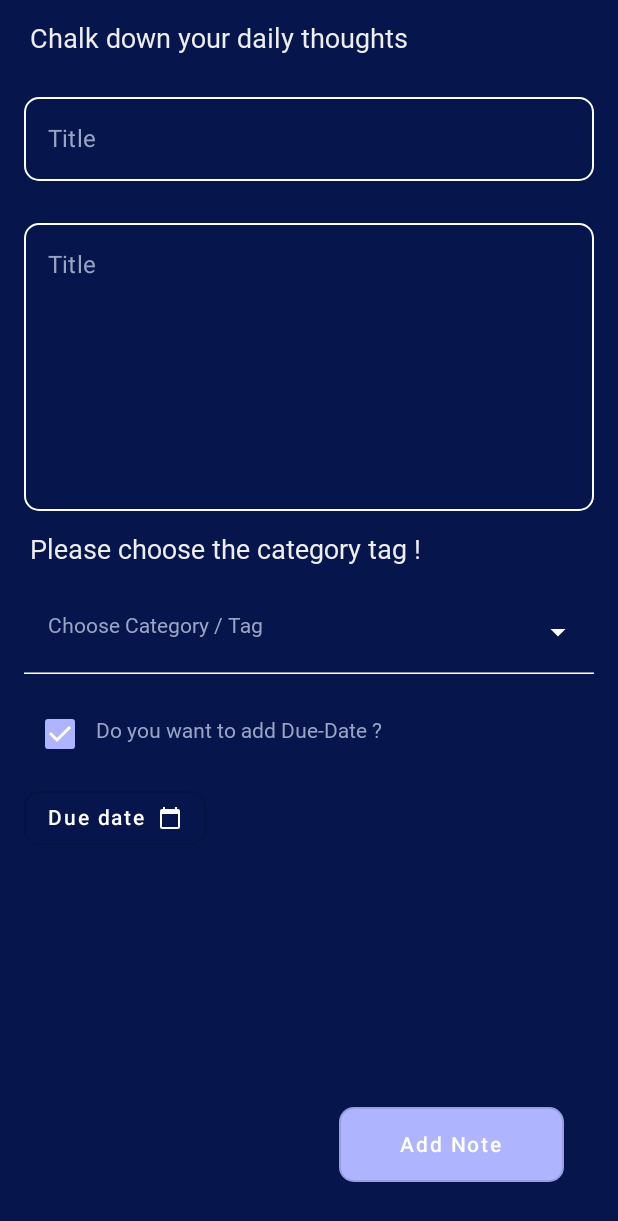
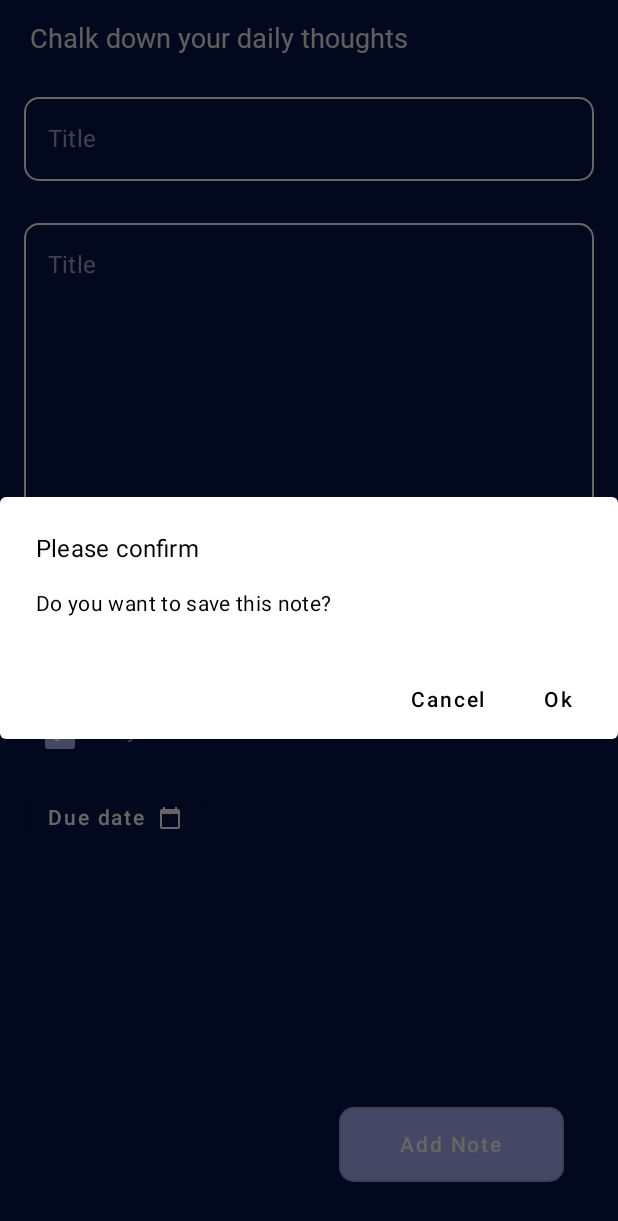
Before and after one commit to paritadey/JetpackComposeApp, an Android app built with Jetpack Compose: the AddNoteFragment screen opened through its navigation route, after a tap on "Add Note", on a phone screen of 412 x 824 dp. Shown: the top 1221 px of the screen. Run offline under Robolectric (Android 15) with nearby library versions, the phone set to English and light mode, and no system bars; our stand-ins replace Dagger/Hilt's generated code; network calls fail; Roboto replaces fonts that are not available here.

Commit message:
Alert dialog is added

```diff
--- a/app/src/main/java/com/parita/jetpackcomposeapp/ui/AddNoteScreen.kt
+++ b/app/src/main/java/com/parita/jetpackcomposeapp/ui/AddNoteScreen.kt
@@ -11,6 +11,7 @@ import androidx.compose.material.*
 import androidx.compose.runtime.*
 import androidx.compose.ui.Alignment
 import androidx.compose.ui.Modifier
+import androidx.compose.ui.graphics.Color
 import androidx.compose.ui.graphics.Color.Companion.Black
 import androidx.compose.ui.graphics.Color.Companion.Transparent
 import androidx.compose.ui.graphics.Color.Companion.White
@@ -220,7 +221,44 @@ fun SectionDueDate() {
 }
 
 @Composable
+fun alert(
+    msg: String,
+    showDialog: Boolean,
+    onDismiss: () -> Unit
+) {
+    if (showDialog) {
+        AlertDialog(
+            title = {
+                Text(text = stringResource(id = R.string.please_confirm), color = Black)
+            },
+            text = {
+                Text(msg, color = Black)
+            },
+            onDismissRequest = onDismiss,
+            dismissButton = {
+                TextButton(onClick = onDismiss)
+                { Text(text = stringResource(id = R.string.cancel), color = Black) }
+            },
+            confirmButton = {
+                TextButton(onClick = onDismiss) {
+                    Text(stringResource(id = R.string.ok), color = Black)
+                }
+            },
+        )
+    }
+}
+
+@Composable
 fun SectionAddTask() {
+    val showDialog = remember {
+        mutableStateOf(false)
+    }
+    if (showDialog.value) {
+        alert(
+            msg = stringResource(id = R.string.save_note_alert),
+            showDialog = showDialog.value,
+            onDismiss = { showDialog.value = false })
+    }
     Column(
         modifier = Modifier
             .fillMaxSize()
@@ -232,8 +270,7 @@ fun SectionAddTask() {
             colors = ButtonDefaults.buttonColors(
                 backgroundColor = BlueViolet1,
             ),
-            onClick = {
-            },
+            onClick = { showDialog.value = true },
             modifier = Modifier
                 .padding(16.dp)
                 .width(150.dp)
--- a/app/src/main/res/values/strings.xml
+++ b/app/src/main/res/values/strings.xml
@@ -25,4 +25,8 @@
     <string name="add_due_date">Do you want to add Due-Date ?</string>
     <string name="due_date">Due date</string>
     <string name="add_task">Add Note</string>
+    <string name="save_note_alert">Do you want to save this note?</string>
+    <string name="please_confirm">Please confirm</string>
+    <string name="cancel">Cancel</string>
+    <string name="ok">Ok</string>
 </resources>
```
